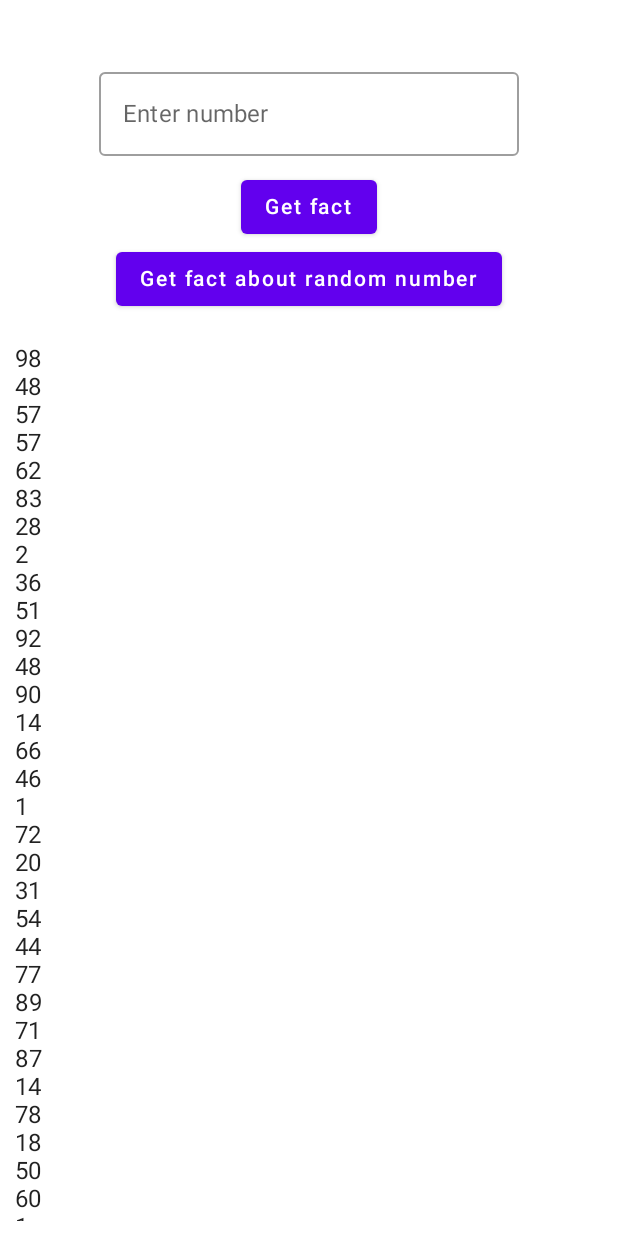
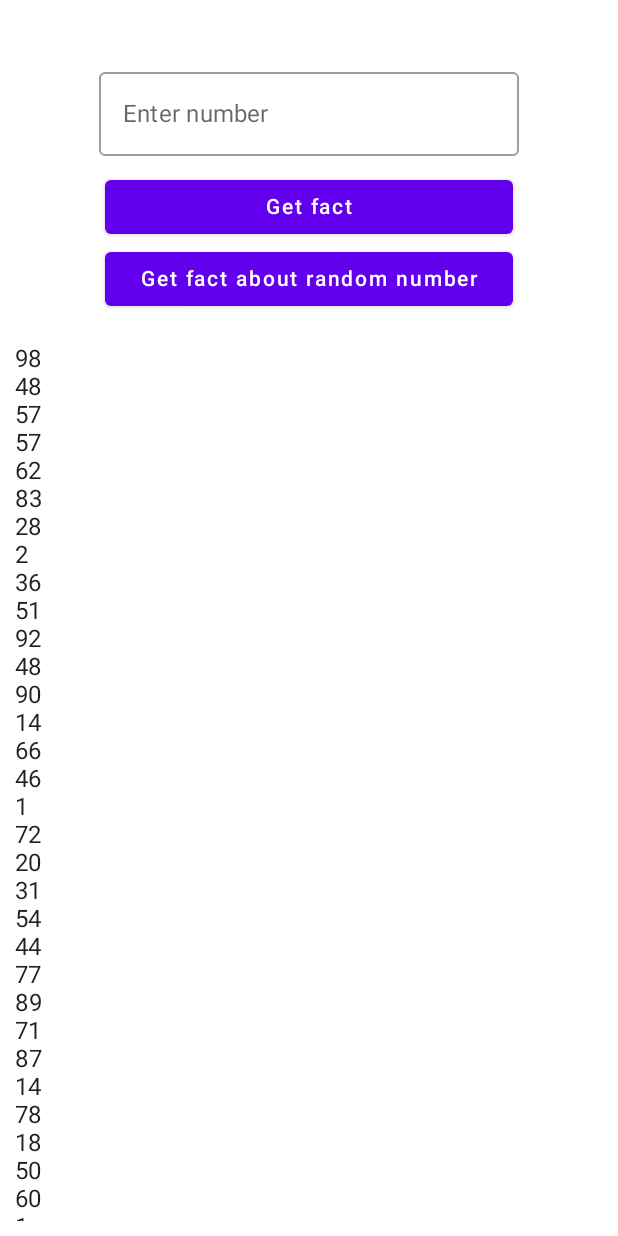
Before and after one commit to lexusshatov/NumberFact, an Android app built with Jetpack Compose: the screen it shows after launch (MainActivity), after a tap on "Get fact about random number", on a phone screen of 412 x 824 dp. Run offline under Robolectric (Android 15) with nearby library versions, the phone set to English and light mode, and no system bars; 1 other tap on this screen came first.

```diff
--- a/app/src/main/java/com/mouse/numberfact/FactButton.kt
+++ b/app/src/main/java/com/mouse/numberfact/FactButton.kt
@@ -1,6 +1,8 @@
 package com.mouse.numberfact
 
 import androidx.compose.foundation.layout.RowScope
+import androidx.compose.foundation.layout.fillMaxWidth
+import androidx.compose.foundation.layout.size
 import androidx.compose.material.Button
 import androidx.compose.material.CircularProgressIndicator
 import androidx.compose.runtime.Composable
@@ -16,13 +18,15 @@ fun FactButton(
     content: @Composable (RowScope.() -> Unit),
 ) {
     Button(
-        modifier = modifier,
-        onClick = onClick
+        modifier = modifier.fillMaxWidth(),
+        onClick = onClick,
+        enabled = !isLoading
     ) {
         if (isLoading) {
             CircularProgressIndicator(
+                modifier = Modifier.size(20.dp),
                 color = Color.White,
-                strokeWidth = 3.dp
+                strokeWidth = 2.dp
             )
         } else content(this)
     }
--- a/app/src/main/java/com/mouse/numberfact/MainScreen.kt
+++ b/app/src/main/java/com/mouse/numberfact/MainScreen.kt
@@ -13,13 +13,15 @@ import androidx.compose.ui.graphics.Color
 import androidx.compose.ui.text.TextStyle
 import androidx.compose.ui.text.input.ImeAction
 import androidx.compose.ui.text.input.KeyboardType
+import androidx.compose.ui.text.style.TextAlign
 import androidx.compose.ui.unit.dp
-import kotlinx.coroutines.delay
+import androidx.lifecycle.viewmodel.compose.viewModel
 
 @Composable
 fun MainScreen() {
+    val mainViewModel: MainViewModel = viewModel()
     var text by remember { mutableStateOf("") }
-    var isLoading by remember { mutableStateOf(true) }
+    val isLoading by mainViewModel.isLoading.collectAsState()
 
     Column(
         modifier = Modifier
@@ -35,21 +37,25 @@ fun MainScreen() {
             },
             label = { Text(text = "Enter number") },
             textStyle = TextStyle.Default.copy(color = Color.White),
-            keyboardOptions = KeyboardOptions(keyboardType = KeyboardType.Number,
+            keyboardOptions = KeyboardOptions(keyboardType = KeyboardType.NumberPassword,
                 imeAction = ImeAction.Search),
-            keyboardActions = KeyboardActions(onSearch = { println("SEARCH") })
+            keyboardActions = KeyboardActions(onSearch = { mainViewModel.load() })
         )
 
         Spacer(modifier = Modifier.size(10.dp))
 
         FactButton(
-            onClick = { /*TODO*/ },
+            modifier = Modifier.padding(horizontal = 60.dp),
+            onClick = { mainViewModel.load() },
             isLoading = isLoading
         ) {
-            Text(text = "Get fact")
+            Text(text = "Get fact", textAlign = TextAlign.Center)
         }
-        FactButton(onClick = { /*TODO*/ }) {
-            Text(text = "Get fact about random number")
+        FactButton(
+            modifier = Modifier.padding(horizontal = 60.dp),
+            onClick = { /*TODO*/ }
+        ) {
+            Text(text = "Get fact about random number", textAlign = TextAlign.Center)
         }
 
         Spacer(modifier = Modifier.size(20.dp))
@@ -58,11 +64,6 @@ fun MainScreen() {
             items(100) {
                 FactPreview(text = (0..100).random().toString())
             }
-        }
-
-        LaunchedEffect(key1 = "Test") {
-            delay(3000)
-            isLoading = false
         }
     }
 }
--- /dev/null
+++ b/app/src/main/java/com/mouse/numberfact/MainViewModel.kt
@@ -0,0 +1,23 @@
+package com.mouse.numberfact
+
+import androidx.lifecycle.ViewModel
+import androidx.lifecycle.viewModelScope
+import kotlinx.coroutines.Dispatchers
+import kotlinx.coroutines.delay
+import kotlinx.coroutines.flow.MutableStateFlow
+import kotlinx.coroutines.flow.StateFlow
+import kotlinx.coroutines.launch
+
+class MainViewModel : ViewModel() {
+
+    private val _isLoading: MutableStateFlow<Boolean> = MutableStateFlow(false)
+    val isLoading: StateFlow<Boolean> = _isLoading
+
+    fun load() {
+        viewModelScope.launch(Dispatchers.IO) {
+            _isLoading.value = true
+            delay(3000)
+            _isLoading.value = false
+        }
+    }
+}
```
